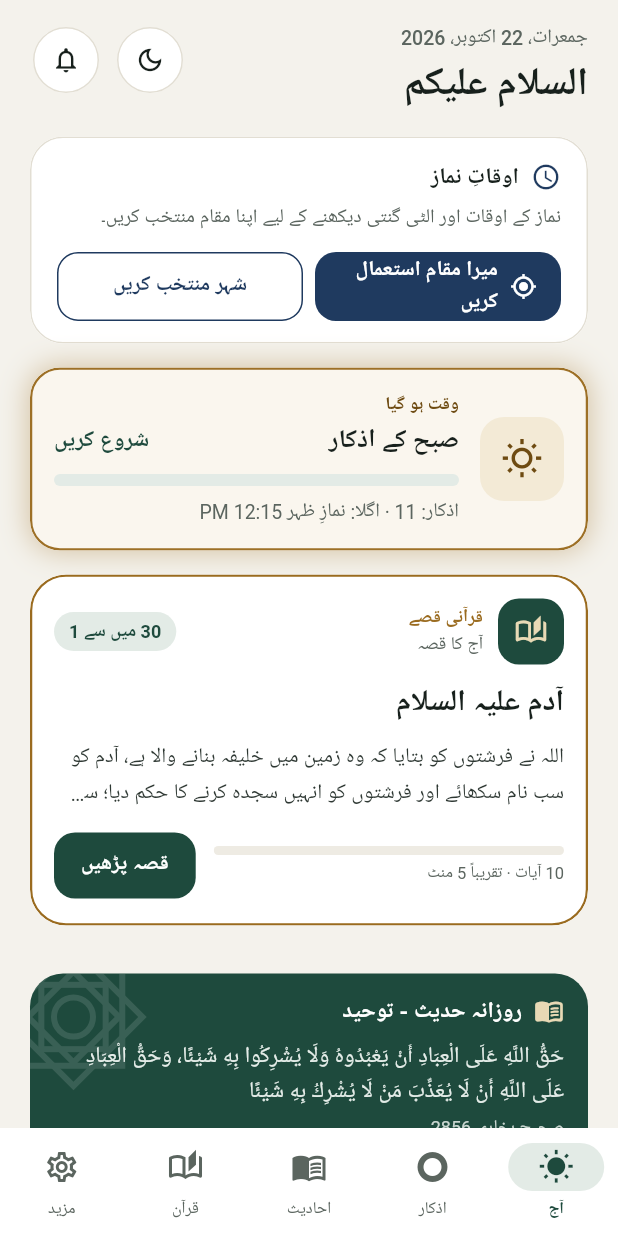
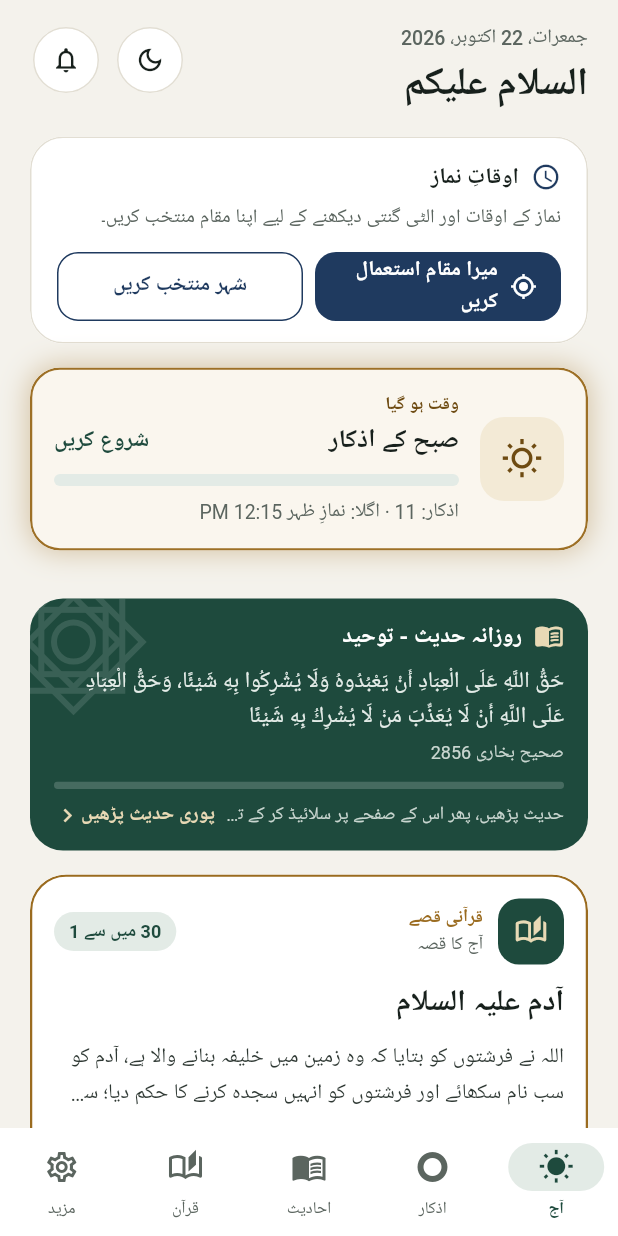
Before and after one commit to abdulla737/Alathar-app, a Flutter app: the HomeShell screen opened directly, on a phone screen of 412 x 824 dp. Run offline on Flutter 3.47's test engine with Material 3 defaults, Android fonts, the phone set to English and light mode, and no system bars; our stand-ins replace flutter_local_notifications, flutter_tts, geolocator, google_fonts, just_audio, share_plus and 3 more; accounts and stored records are empty; Roboto replaces fonts that are missing (Ibm Plex Sans Arabic).

Commit message:
Today: stories card last; Quran tab: long-press to reset a surah's or story's reading
Co-Authored-By: Claude Opus 5.5 <noreply@anthropic.com>
Claude-Session: https://claude.ai/code/session_017iBFismne1oD1sNqHmW8go

```diff
--- a/lib/l10n/strings.dart
+++ b/lib/l10n/strings.dart
@@ -49,6 +49,12 @@ class S {
       'quran_meccan': 'مكية',
       'quran_medinan': 'مدنية',
       'quran_ayat': '{n} آية',
+      'reset_mark_q': 'إعادة تعيين علامة القراءة؟',
+      'reset_mark_body': 'سيتم حذف علامة القراءة والتقدم في «{name}» والبدء من جديد.',
+      'reset_btn': 'إعادة تعيين',
+      'reset_done': 'تمت إعادة التعيين',
+      'quran_reset_hint': 'اضغط مطوّلًا على السورة لإعادة تعيين علامة قراءتها',
+      'stories_reset_hint': 'اضغط مطوّلًا على القصة لإعادة تعيين قراءتها',
       'stories_title': 'قصص قرآنية',
       'stories_tab': 'القصص',
       'stories_today': 'قصة اليوم',
@@ -449,6 +455,12 @@ class S {
       'quran_meccan': 'Meccan',
       'quran_medinan': 'Medinan',
       'quran_ayat': '{n} verses',
+      'reset_mark_q': 'Reset reading mark?',
+      'reset_mark_body': 'The reading mark and progress for “{name}” will be cleared.',
+      'reset_btn': 'Reset',
+      'reset_done': 'Reset done',
+      'quran_reset_hint': 'Long-press a surah to reset its reading mark',
+      'stories_reset_hint': 'Long-press a story to reset its reading',
       'stories_title': 'Quran stories',
       'stories_tab': 'Stories',
       'stories_today': "Today's story",
@@ -849,6 +861,12 @@ class S {
       'quran_meccan': 'مکی',
       'quran_medinan': 'مدنی',
       'quran_ayat': '{n} آیات',
+      'reset_mark_q': 'پڑھنے کا نشان ری سیٹ کریں؟',
+      'reset_mark_body': '”{name}“ کا پڑھنے کا نشان اور پیش رفت صاف ہو جائے گی۔',
+      'reset_btn': 'ری سیٹ کریں',
+      'reset_done': 'ری سیٹ ہو گیا',
+      'quran_reset_hint': 'پڑھنے کا نشان ری سیٹ کرنے کے لیے سورت کو دیر تک دبائیں',
+      'stories_reset_hint': 'پڑھائی ری سیٹ کرنے کے لیے قصے کو دیر تک دبائیں',
       'stories_title': 'قرآنی قصے',
       'stories_tab': 'قصے',
       'stories_today': 'آج کا قصہ',
--- a/lib/screens/story_parts_screen.dart
+++ b/lib/screens/story_parts_screen.dart
@@ -138,6 +138,11 @@ class _PartRow extends StatelessWidget {
     return InkWell(
       onTap: () => Navigator.of(context)
           .push(MaterialPageRoute(builder: (_) => StoryScreen(unit: unit))),
+      // Long press: reset this part's reading.
+      onLongPress: store.hasReading([unit])
+          ? () => confirmResetReading(
+              context, '${unit.story.name.v} · ${p.name?.v ?? ''}', () => store.reset([unit]))
+          : null,
       child: Container(
         constraints: const BoxConstraints(minHeight: 56),
         padding: const EdgeInsets.symmetric(horizontal: 14, vertical: 12),
--- a/lib/widgets/story_library.dart
+++ b/lib/widgets/story_library.dart
@@ -164,8 +164,13 @@ class _StoryRow extends StatelessWidget {
             : context.tr('stories_parts', {'n': localNum(story.parts.length)}))
         : '$surahName ${localNum(p.from)}–${localNum(p.to)} · ${context.tr('quran_ayat', {'n': localNum(p.count)})}';
 
+    final units = store.unitsOf(story);
     return InkWell(
       onTap: () => openStory(context, story),
+      // Long press: reset this story's reading (✓ and progress).
+      onLongPress: store.hasReading(units)
+          ? () => confirmResetReading(context, story.name.v, () => store.reset(units))
+          : null,
       child: Container(
         constraints: const BoxConstraints(minHeight: 56),
         padding: const EdgeInsets.symmetric(horizontal: 14, vertical: 11),
```
Also changed, not shown: lib/data/quran.dart (+12 -0 lines), lib/data/story_store.dart (+14 -0 lines), lib/screens/quran_screen.dart (+19 -0 lines), lib/screens/today_screen.dart (+3 -4 lines), lib/widgets/common.dart (+32 -0 lines).
